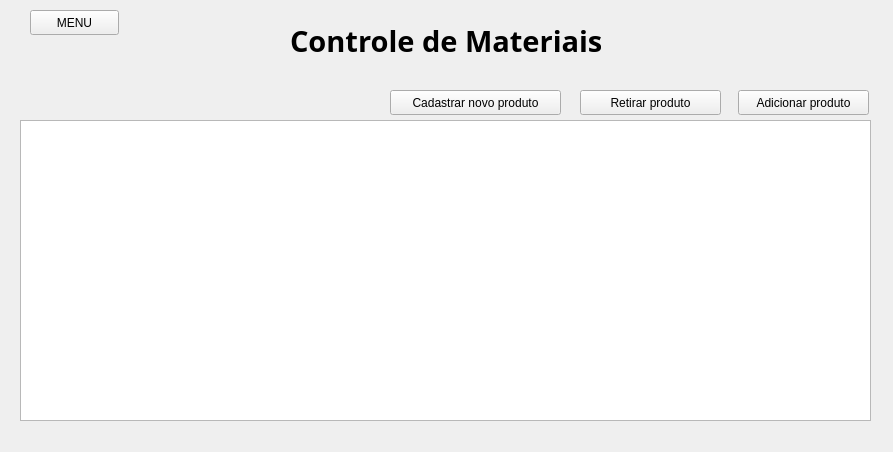
First picture: the form in resource/telas/controle_material.ui, repository KleyLima/condo_manager, before the edit.
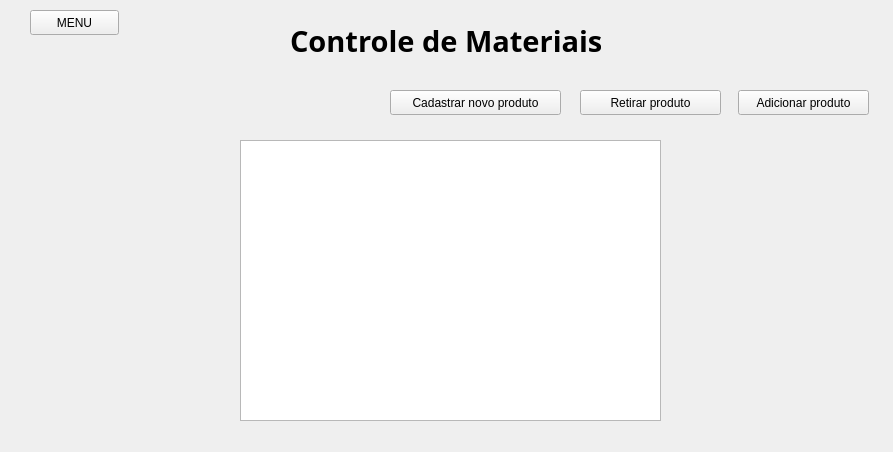
Second picture: the form after the edit.

Commit message: feat: Updated the materials frame

Patch:
```diff
--- a/resource/telas/controle_material.ui
+++ b/resource/telas/controle_material.ui
@@ -13,16 +13,6 @@
   <property name="windowTitle">
    <string>Form</string>
   </property>
-  <widget class="QListView" name="list_material">
-   <property name="geometry">
-    <rect>
-     <x>20</x>
-     <y>120</y>
-     <width>851</width>
-     <height>301</height>
-    </rect>
-   </property>
-  </widget>
   <widget class="QPushButton" name="b_add_produto">
    <property name="geometry">
     <rect>
@@ -96,6 +86,28 @@
     <string>MENU</string>
    </property>
   </widget>
+  <widget class="QTableWidget" name="list_material">
+   <property name="geometry">
+    <rect>
+     <x>240</x>
+     <y>140</y>
+     <width>421</width>
+     <height>281</height>
+    </rect>
+   </property>
+   <property name="rowCount">
+    <number>0</number>
+   </property>
+   <property name="columnCount">
+    <number>0</number>
+   </property>
+   <attribute name="horizontalHeaderVisible">
+    <bool>true</bool>
+   </attribute>
+   <attribute name="horizontalHeaderCascadingSectionResizes">
+    <bool>false</bool>
+   </attribute>
+  </widget>
  </widget>
  <resources/>
  <connections/>
```
